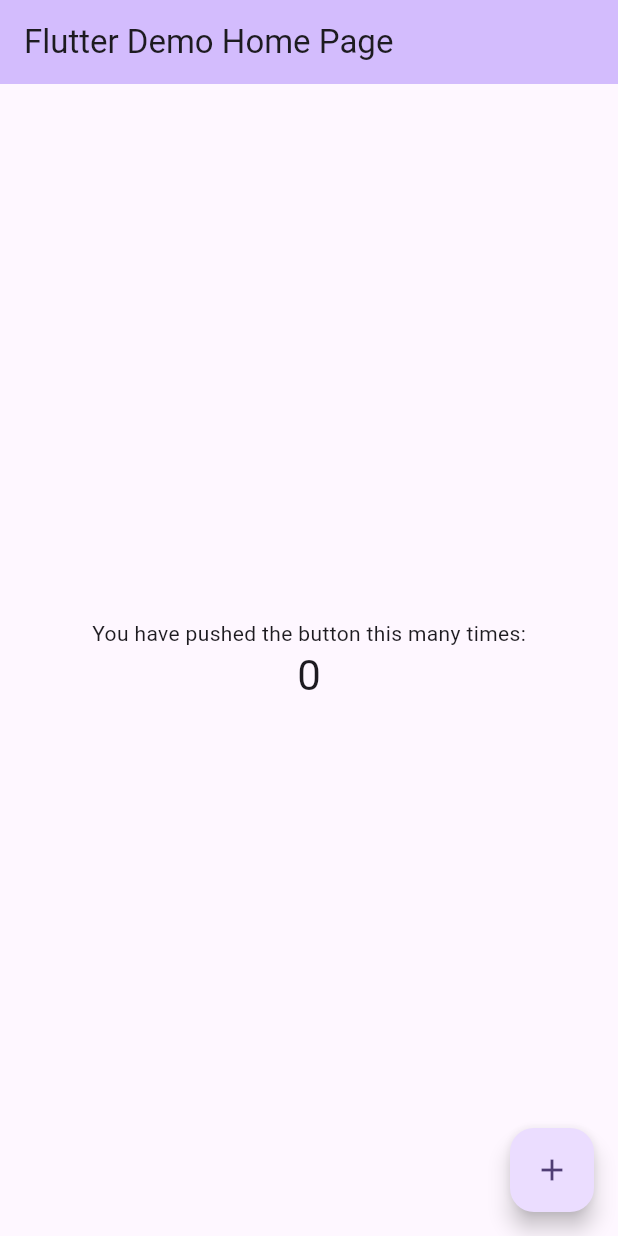
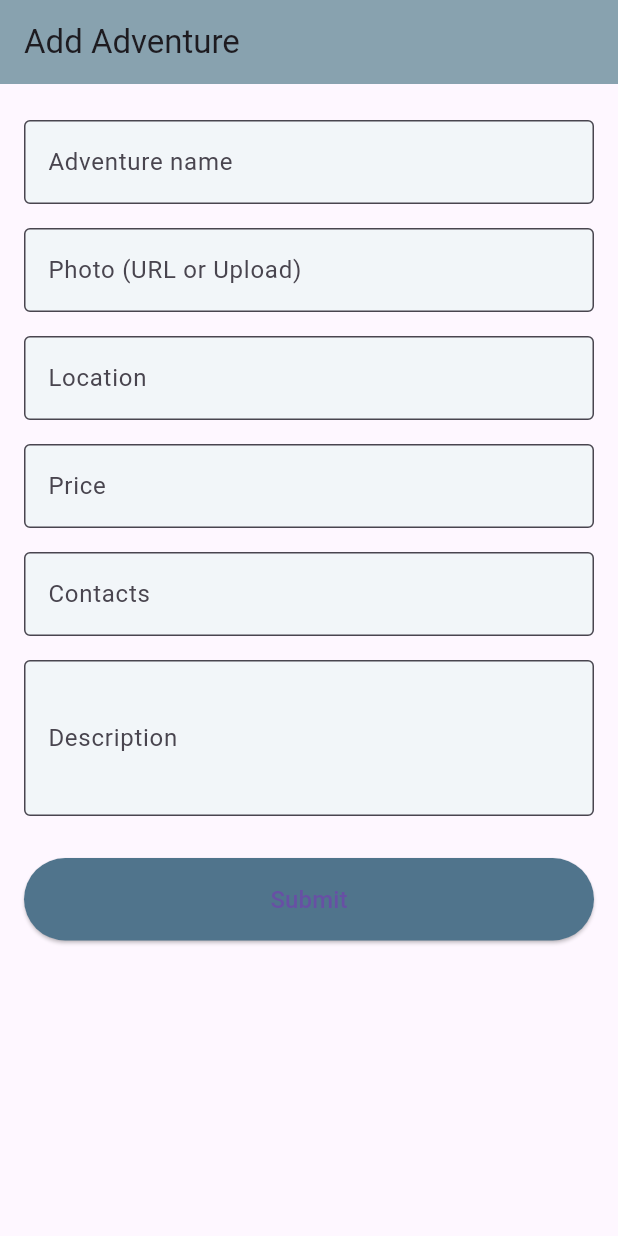
Before and after one commit to Peace3B/jurustay_group14, a Flutter app: the screen it shows after launch, on a phone screen of 412 x 824 dp. Run offline on Flutter 3.47's test engine with Material 3 defaults, Android fonts, the phone set to English and light mode, and no system bars; our stand-ins replace firebase_core, go_router; accounts and stored records are empty.

Commit message:
updating guides page where the guide will add details of a trip

```diff
--- /dev/null
+++ b/lib/core/router/app_router.dart
@@ -0,0 +1,13 @@
+import 'package:go_router/go_router.dart';
+import '../../features/tourist/presentation/pages/guide_page.dart';
+
+class AppRouter {
+  static final router = GoRouter(
+    routes: [
+      GoRoute(
+        path: '/',
+        builder: (context, state) => const TouristPage(),
+      ),
+    ],
+  );
+}
--- /dev/null
+++ b/lib/features/tourist/presentation/pages/guide_page.dart
@@ -0,0 +1,67 @@
+import 'package:flutter/material.dart';
+
+class TouristPage extends StatelessWidget {
+  const TouristPage({Key? key}) : super(key: key);
+
+  @override
+  Widget build(BuildContext context) {
+    final formKey = GlobalKey<FormState>();
+
+    return Scaffold(
+      appBar: AppBar(
+        title: const Text('Add Adventure'),
+        backgroundColor: const Color(0xFF88A2AF), // Figma color match
+      ),
+      body: Padding(
+        padding: const EdgeInsets.all(16.0),
+        child: Form(
+          key: formKey,
+          child: ListView(
+            children: [
+              _buildTextField(label: 'Adventure name'),
+              _buildTextField(label: 'Photo (URL or Upload)'),
+              _buildTextField(label: 'Location'),
+              _buildTextField(label: 'Price', keyboardType: TextInputType.number),
+              _buildTextField(label: 'Contacts'),
+              _buildTextField(label: 'Description', maxLines: 3),
+              const SizedBox(height: 20),
+              ElevatedButton(
+                onPressed: () {
+                  // TODO: Call BLoC submit
+                },
+                style: ElevatedButton.styleFrom(
+                  backgroundColor: const Color(0xFF50748C), // Button color
+                  padding: const EdgeInsets.symmetric(vertical: 16),
+                ),
+                child: const Text(
+                  'Submit',
+                  style: TextStyle(fontSize: 16),
+                ),
+              ),
+            ],
+          ),
+        ),
+      ),
+    );
+  }
+
+  Widget _buildTextField({
+    required String label,
+    TextInputType keyboardType = TextInputType.text,
+    int maxLines = 1,
+  }) {
+    return Padding(
+      padding: const EdgeInsets.symmetric(vertical: 8.0),
+      child: TextFormField(
+        keyboardType: keyboardType,
+        maxLines: maxLines,
+        decoration: InputDecoration(
+          labelText: label,
+          border: OutlineInputBorder(),
+          fillColor: const Color(0xFFF2F6F9),
+          filled: true,
+        ),
+      ),
+    );
+  }
+}
--- a/lib/main.dart
+++ b/lib/main.dart
@@ -1,99 +1,22 @@
 import 'package:flutter/material.dart';
 import 'package:firebase_core/firebase_core.dart';
+import 'core/router/app_router.dart'; // <== import your router
 
 void main() async {
   WidgetsFlutterBinding.ensureInitialized();
   await Firebase.initializeApp();
-  runApp(MyApp());
+  runApp(const MyApp());
 }
 
 class MyApp extends StatelessWidget {
   const MyApp({super.key});
 
-
   @override
   Widget build(BuildContext context) {
-    return MaterialApp(
-      title: 'Flutter Demo',
-      theme: ThemeData(
-
-        colorScheme: ColorScheme.fromSeed(seedColor: Colors.deepPurple),
-      ),
-      home: const MyHomePage(title: 'Flutter Demo Home Page'),
+    return MaterialApp.router(
+      title: 'JuruStay App',
+      routerConfig: AppRouter.router, // Use the router you define in app_router.dart
+      debugShowCheckedModeBanner: false,
     );
   }
 }
-
-class MyHomePage extends StatefulWidget {
-  const MyHomePage({super.key, required this.title});
-
-
-  final String title;
-
-  @override
-  State<MyHomePage> createState() => _MyHomePageState();
-}
-
-class _MyHomePageState extends State<MyHomePage> {
-  int _counter = 0;
-
-  void _incrementCounter() {
-    setState(() {
-
-      _counter++;
-    });
-  }
-
-  @override
-  Widget build(BuildContext context) {
-    // This method is rerun every time setState is called, for instance as done
-    // by the _incrementCounter method above.
-    //
-    // The Flutter framework has been optimized to make rerunning build methods
-    // fast, so that you can just rebuild anything that needs updating rather
-    // than having to individually change instances of widgets.
-    return Scaffold(
-      appBar: AppBar(
-        // TRY THIS: Try changing the color here to a specific color (to
-        // Colors.amber, perhaps?) and trigger a hot reload to see the AppBar
-        // change color while the other colors stay the same.
-        backgroundColor: Theme.of(context).colorScheme.inversePrimary,
-        // Here we take the value from the MyHomePage object that was created by
-        // the App.build method, and use it to set our appbar title.
-        title: Text(widget.title),
-      ),
-      body: Center(
-        // Center is a layout widget. It takes a single child and positions it
-        // in the middle of the parent.
-        child: Column(
-          // Column is also a layout widget. It takes a list of children and
-          // arranges them vertically. By default, it sizes itself to fit its
-          // children horizontally, and tries to be as tall as its parent.
-          //
-          // Column has various properties to control how it sizes itself and
-          // how it positions its children. Here we use mainAxisAlignment to
-          // center the children vertically; the main axis here is the vertical
-          // axis because Columns are vertical (the cross axis would be
-          // horizontal).
-          //
-          // TRY THIS: Invoke "debug painting" (choose the "Toggle Debug Paint"
-          // action in the IDE, or press "p" in the console), to see the
-          // wireframe for each widget.
-          mainAxisAlignment: MainAxisAlignment.center,
-          children: <Widget>[
-            const Text('You have pushed the button this many times:'),
-            Text(
-              '$_counter',
-              style: Theme.of(context).textTheme.headlineMedium,
-            ),
-          ],
-        ),
-      ),
-      floatingActionButton: FloatingActionButton(
-        onPressed: _incrementCounter,
-        tooltip: 'Increment',
-        child: const Icon(Icons.add),
-      ), // This trailing comma makes auto-formatting nicer for build methods.
-    );
-  }
-}
--- a/pubspec.yaml
+++ b/pubspec.yaml
@@ -37,11 +37,13 @@ dependencies:
   firebase_core: ^3.14.0
   firebase_analytics: ^11.5.0
   flutter_bloc: ^9.1.1
+  go_router: ^16.0.0
+  equatable: ^2.0.7
   # firebase_auth: ^5.6.0
   # cloud_firestore: ^5.6.9
   # email_validator: ^3.0.0
   # google_sign_in: ^7.0.0
-  # equatable: ^2.0.7
+
 
 dev_dependencies:
   flutter_test:
```
Also changed, not shown: pubspec.lock.
